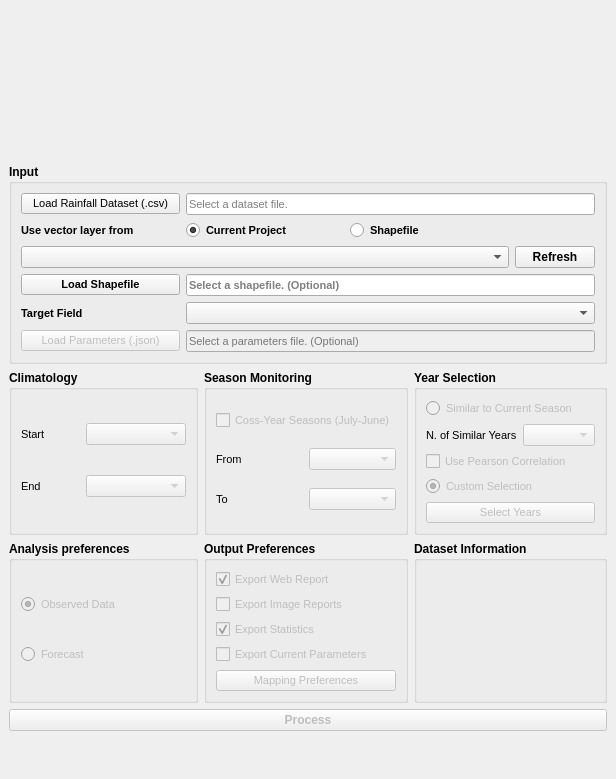
First picture: the form in qsmpg_dialog_base.ui, repository JuanPDiazL/SMPG, before the edit.
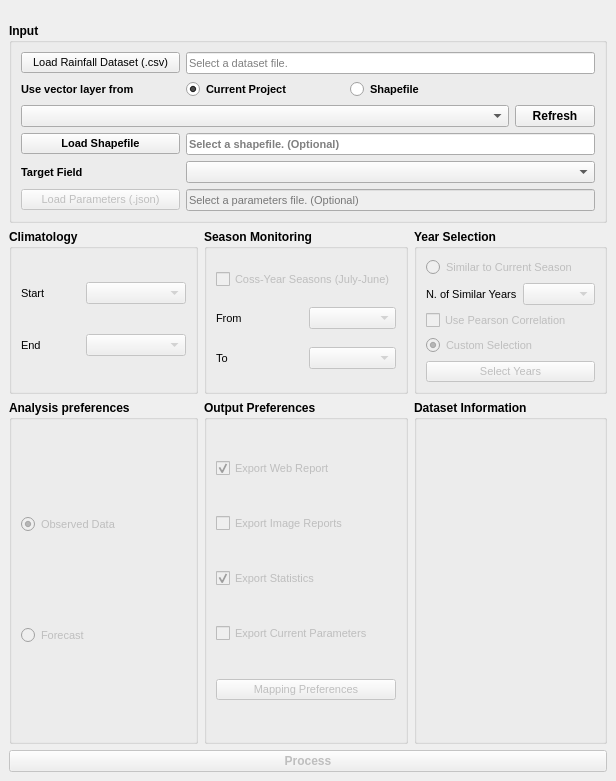
Second picture: the form after the edit. Icons and pictures are not drawn.

Commit message: changed size policy on main dialog

The edit to the form file:
```diff
--- a/qsmpg_dialog_base.ui
+++ b/qsmpg_dialog_base.ui
@@ -7,11 +7,11 @@
     <x>0</x>
     <y>0</y>
     <width>616</width>
-    <height>779</height>
+    <height>781</height>
    </rect>
   </property>
   <property name="sizePolicy">
-   <sizepolicy hsizetype="Minimum" vsizetype="Minimum">
+   <sizepolicy hsizetype="Fixed" vsizetype="Fixed">
     <horstretch>0</horstretch>
     <verstretch>0</verstretch>
    </sizepolicy>
@@ -40,6 +40,12 @@
    </property>
    <item row="0" column="0">
     <widget class="QLabel" name="banner">
+     <property name="sizePolicy">
+      <sizepolicy hsizetype="Preferred" vsizetype="Fixed">
+       <horstretch>0</horstretch>
+       <verstretch>0</verstretch>
+      </sizepolicy>
+     </property>
      <property name="maximumSize">
       <size>
        <width>616</width>
@@ -66,7 +72,7 @@
    <item row="1" column="0">
     <widget class="QWidget" name="root" native="true">
      <property name="sizePolicy">
-      <sizepolicy hsizetype="Minimum" vsizetype="Fixed">
+      <sizepolicy hsizetype="Minimum" vsizetype="Minimum">
        <horstretch>0</horstretch>
        <verstretch>0</verstretch>
       </sizepolicy>
```
